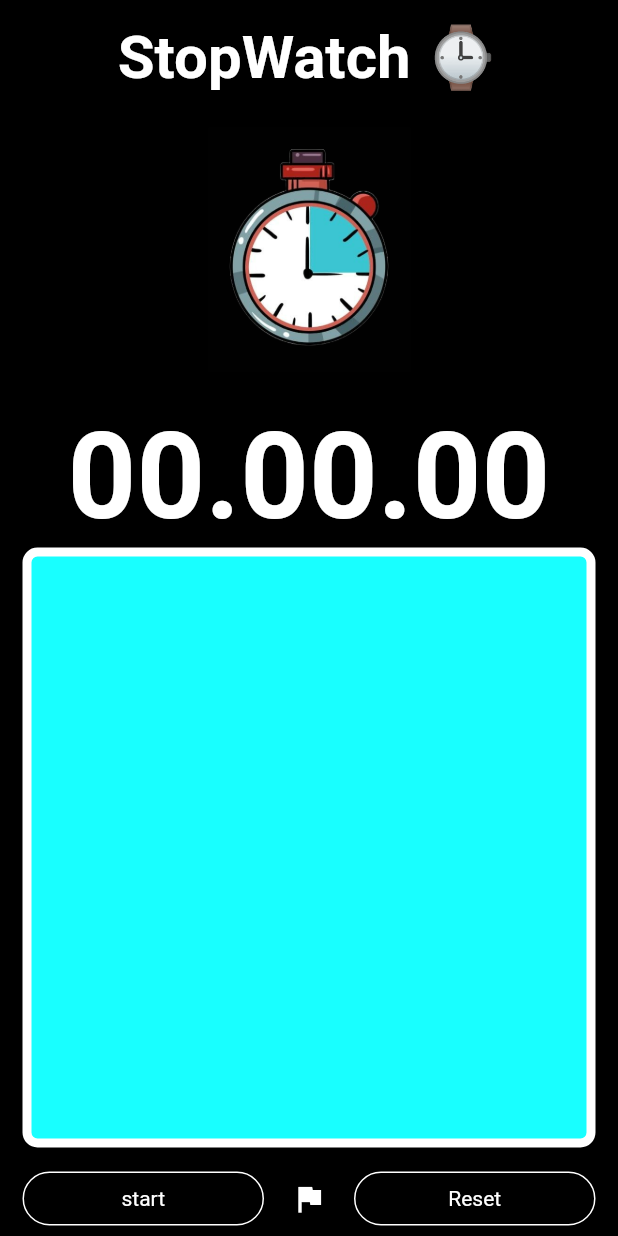
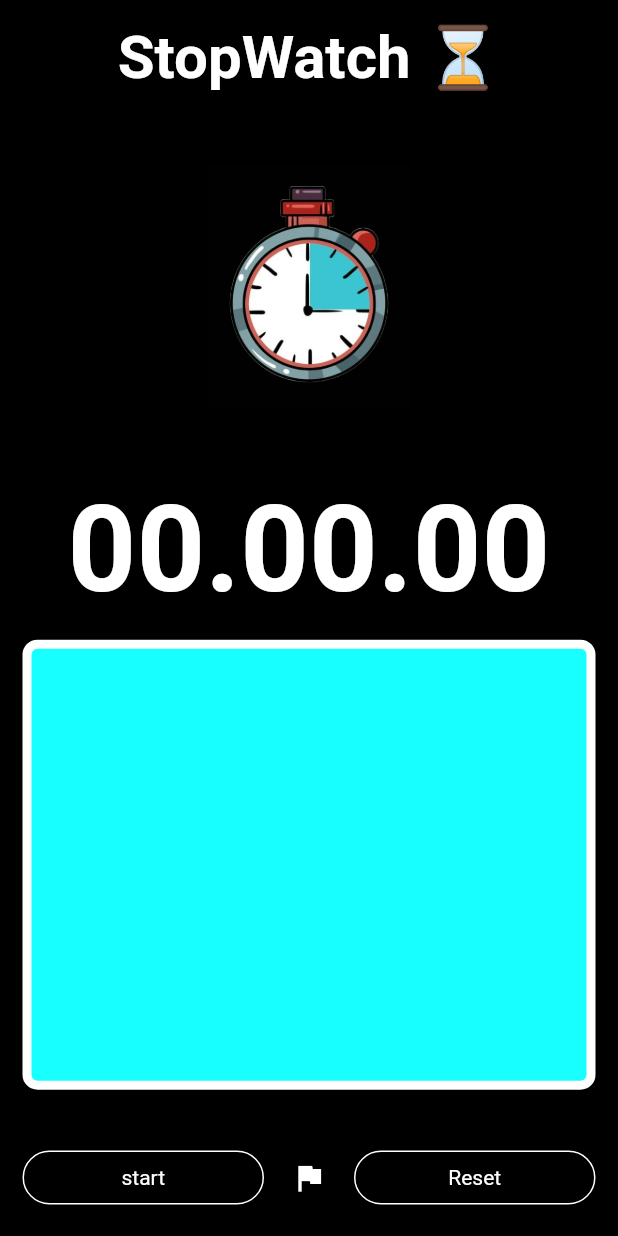
Before and after one commit to omkark12/StopWatch, a Flutter app: the screen it shows after launch, on a phone screen of 412 x 824 dp. Run offline on Flutter 3.47's test engine with Material 2 defaults, Android fonts, the phone set to English and light mode, and no system bars.

Commit message:
overflow solved

```diff
--- a/lib/main.dart
+++ b/lib/main.dart
@@ -99,7 +99,7 @@ class _homeappstateState extends State<homeappstate> {
             children: [
               Center(
                 child: Text(
-                  'StopWatch ⌚',
+                  'StopWatch ⏳',
                   style: TextStyle(
                       color: Colors.white,
                       fontSize: 40,
@@ -123,7 +123,7 @@ class _homeappstateState extends State<homeappstate> {
                 ),
               ),
               Container(
-                height: 400,
+                height: 300,
                 decoration: BoxDecoration(
                   border: Border.all(color: Colors.white, width: 6),
                   color: Colors.cyanAccent,
```
